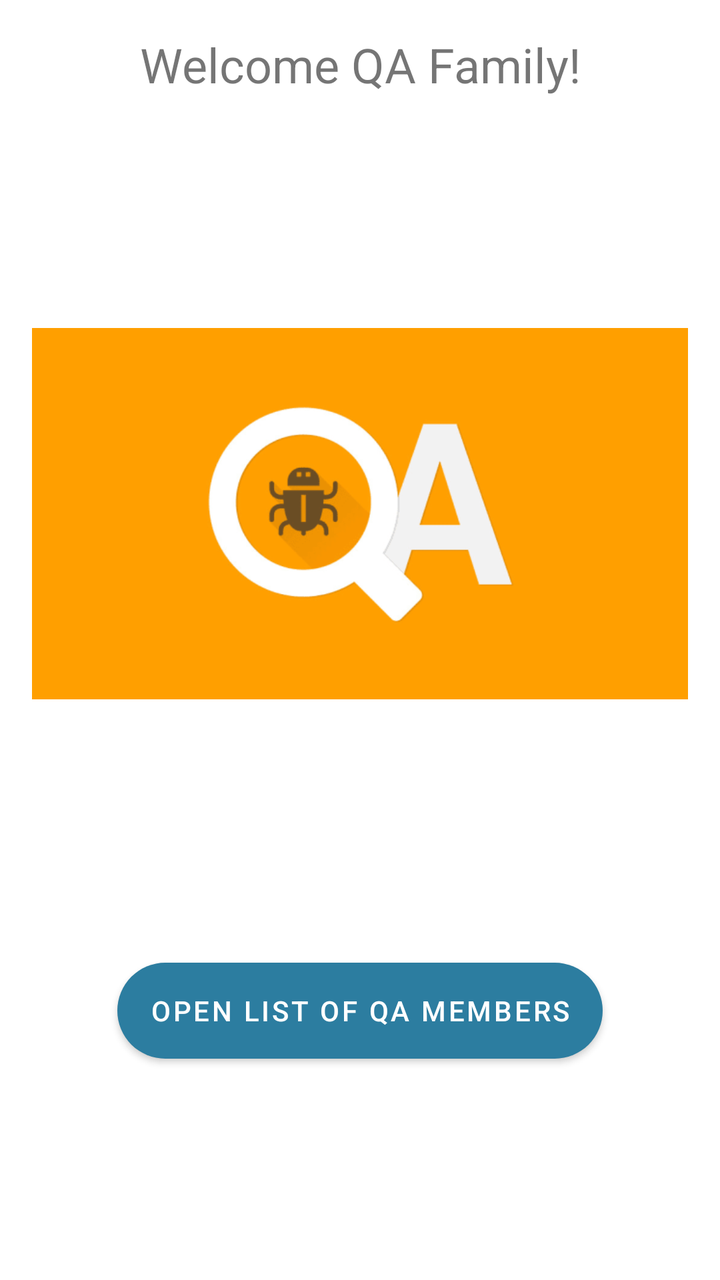
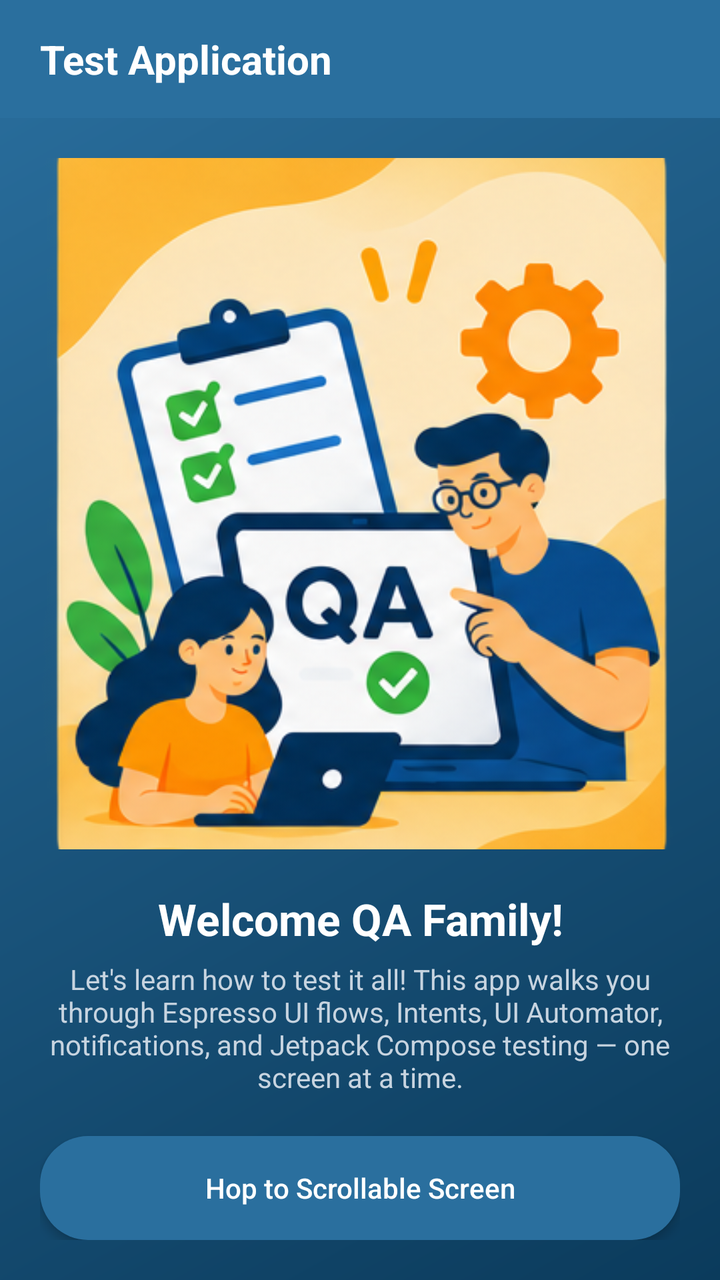

Compare the two renders of this Android layout. The source of the first and the diff that turns it into the second are given below.
<!-- AndroidManifest.xml: application theme Theme.TestApplication -->
<!-- res/layout/home_activity.xml -->
<?xml version="1.0" encoding="utf-8"?>
<LinearLayout xmlns:android="http://schemas.android.com/apk/res/android"
    android:layout_width="match_parent"
    android:layout_height="match_parent"
    android:orientation="vertical"
    android:padding="16dp">

    
    <TextView
        android:id="@+id/welcome_text"
        android:layout_width="wrap_content"
        android:layout_height="wrap_content"
        android:text="@string/welcome_qa_family"
        android:layout_gravity="center"
        android:textSize="24sp"
        android:textAlignment="center"
        android:layout_marginBottom="16dp"/>

    
    <ImageView
        android:id="@+id/image"
        android:layout_width="wrap_content"
        android:layout_height="wrap_content"
        android:src="@drawable/qa_bugs"
        android:layout_gravity="center" />

    <Button
        android:id="@+id/go_to_recycler_view_button"
        android:layout_width="wrap_content"
        android:layout_height="wrap_content"
        android:text="Open List of QA members"
        android:background="@drawable/round_corners"
        android:layout_gravity="center"
        android:layout_below="@id/image"
        android:layout_centerHorizontal="true"
        android:layout_marginTop="32dp"/>
</LinearLayout>
<!-- resources referenced by this layout -->
<resources>
  <!-- drawable qa_bugs: png bitmap (drawable, 9404 bytes) -->
  <!-- drawable round_corners (drawable) -->
  <?xml version="1.0" encoding="utf-8"?>
  <shape xmlns:android="http://schemas.android.com/apk/res/android">
      <corners android:radius="24dp" />
      <solid android:color="#ec6002" />
  </shape>
  <string name="welcome_qa_family">Welcome QA Family!</string>
  <style name="Theme.TestApplication" parent="Theme.MaterialComponents.DayNight.DarkActionBar">
          
          <item name="colorPrimary">@color/purple_500</item>
          <item name="colorPrimaryVariant">@color/purple_700</item>
          <item name="colorOnPrimary">@color/white</item>
          
          <item name="colorSecondary">@color/teal_200</item>
          <item name="colorSecondaryVariant">@color/teal_700</item>
          <item name="colorOnSecondary">@color/black</item>
          
          <item name="android:statusBarColor">?attr/colorPrimaryVariant</item>
          
      </style>
  <color name="purple_500">#2c7da0</color>
  <color name="purple_700">#013a63</color>
  <color name="white">#FFFFFFFF</color>
  <color name="teal_200">#FF03DAC5</color>
  <color name="teal_700">#FF018786</color>
  <color name="black">#FF000000</color>
</resources>

<!-- the commit's change to res/layout/home_activity.xml (unified diff, before → after) -->
@@ -2,36 +2,77 @@
 <LinearLayout xmlns:android="http://schemas.android.com/apk/res/android"
     android:layout_width="match_parent"
     android:layout_height="match_parent"
+    android:background="@drawable/login_background"
+    android:orientation="vertical">
+
+    <include layout="@layout/app_header" />
+
+    <LinearLayout
+        android:id="@+id/home_content"
+        android:layout_width="match_parent"
+        android:layout_height="0dp"
+        android:layout_weight="1"
+        android:orientation="vertical"
+        android:padding="20dp">
+
+        
+        <ImageView
+            android:id="@+id/image"
+            android:layout_width="match_parent"
+            android:layout_height="0dp"
+            android:layout_weight="1"
+            android:clipToOutline="true"
+            android:scaleType="centerCrop"
+            android:src="@drawable/qa_bugs" />
+
+        
+        <TextView
+            android:id="@+id/welcome_text"
+            android:layout_width="match_parent"
+            android:layout_height="wrap_content"
+            android:layout_marginTop="20dp"
+            android:text="@string/welcome_qa_family"
+            android:textAlignment="center"
+            android:textColor="@color/text_on_dark_primary"
+            android:textSize="22sp"
+            android:textStyle="bold" />
+
+        
+        <TextView
+            android:layout_width="match_parent"
+            android:layout_height="wrap_content"
+            android:layout_marginTop="6dp"
+            android:text="@string/home_learning_subtitle"
+            android:textAlignment="center"
+            android:textColor="@color/text_on_dark_secondary"
+            android:textSize="14sp" />
+
+        <Button
+            android:id="@+id/go_to_recycler_view_button"
+            style="@style/Widget.App.Button"
+            android:layout_width="match_parent"
+            android:layout_height="52dp"
+            android:layout_marginTop="20dp"
+            android:text="@string/scrollable_screen_btn_text" />
+    </LinearLayout>
+</LinearLayout>
+<!-- res/layout/app_header.xml (included above) -->
+<?xml version="1.0" encoding="utf-8"?>
+<LinearLayout xmlns:android="http://schemas.android.com/apk/res/android"
+    android:id="@+id/app_header"
+    android:layout_width="match_parent"
+    android:layout_height="wrap_content"
+    android:background="@color/purple_500"
     android:orientation="vertical"
-    android:padding="16dp">
+    android:paddingBottom="16dp">
 
-    
     <TextView
-        android:id="@+id/welcome_text"
         android:layout_width="wrap_content"
         android:layout_height="wrap_content"
-        android:text="@string/welcome_qa_family"
-        android:layout_gravity="center"
-        android:textSize="24sp"
-        android:textAlignment="center"
-        android:layout_marginBottom="16dp"/>
-
-    
-    <ImageView
-        android:id="@+id/image"
-        android:layout_width="wrap_content"
-        android:layout_height="wrap_content"
-        android:src="@drawable/qa_bugs"
-        android:layout_gravity="center" />
-
-    <Button
-        android:id="@+id/go_to_recycler_view_button"
-        android:layout_width="wrap_content"
-        android:layout_height="wrap_content"
-        android:text="Open List of QA members"
-        android:background="@drawable/round_corners"
-        android:layout_gravity="center"
-        android:layout_below="@id/image"
-        android:layout_centerHorizontal="true"
-        android:layout_marginTop="32dp"/>
+        android:layout_marginStart="20dp"
+        android:layout_marginTop="16dp"
+        android:text="@string/app_name"
+        android:textColor="@color/white"
+        android:textSize="20sp"
+        android:textStyle="bold" />
 </LinearLayout>
<!-- resource entries referenced after the edit -->
@@ -1,14 +1,34 @@
 <!-- resources referenced by this layout -->
 <resources>
-  <!-- drawable qa_bugs: png bitmap (drawable, 9404 bytes) -->
+  <!-- drawable qa_bugs: png bitmap (drawable, 300241 bytes) -->
+  <string name="app_name">Test Application</string>
+  <string name="home_learning_subtitle">Let\'s learn how to test it all! This app walks you through Espresso UI flows, Intents, UI Automator, notifications, and Jetpack Compose testing — one screen at a time.</string>
+  <string name="scrollable_screen_btn_text">Hop to Scrollable Screen</string>
   <!-- drawable round_corners (drawable) -->
   <?xml version="1.0" encoding="utf-8"?>
-  <shape xmlns:android="http://schemas.android.com/apk/res/android">
-      <corners android:radius="24dp" />
-      <solid android:color="#ec6002" />
-  </shape>
+  <selector xmlns:android="http://schemas.android.com/apk/res/android">
+      <item android:state_pressed="true">
+          <shape android:shape="rectangle">
+              <corners android:radius="24dp" />
+              <solid android:color="@color/accent_pressed" />
+          </shape>
+      </item>
+      <item>
+          <shape android:shape="rectangle">
+              <corners android:radius="24dp" />
+              <solid android:color="@color/accent" />
+          </shape>
+      </item>
+  </selector>
   <string name="welcome_qa_family">Welcome QA Family!</string>
-  <style name="Theme.TestApplication" parent="Theme.MaterialComponents.DayNight.DarkActionBar">
+  <style name="Widget.App.Button" parent="Widget.AppCompat.Button">
+          <item name="android:background">@drawable/round_corners</item>
+          <item name="android:textColor">@color/white</item>
+          <item name="android:textAllCaps">false</item>
+          <item name="android:elevation">3dp</item>
+          <item name="android:stateListAnimator">@null</item>
+      </style>
+  <style name="Theme.TestApplication" parent="Theme.MaterialComponents.DayNight.NoActionBar">
           
           <item name="colorPrimary">@color/purple_500</item>
           <item name="colorPrimaryVariant">@color/purple_700</item>
@@ -18,14 +38,38 @@
           <item name="colorSecondaryVariant">@color/teal_700</item>
           <item name="colorOnSecondary">@color/black</item>
           
+          <item name="colorSurface">@color/surface</item>
+          <item name="colorOnSurface">@color/text_primary</item>
+          <item name="colorError">@color/error</item>
+          <item name="android:windowBackground">@color/background</item>
+          <item name="android:textColorPrimary">@color/text_primary</item>
+          <item name="android:textColorSecondary">@color/text_secondary</item>
+          
           <item name="android:statusBarColor">?attr/colorPrimaryVariant</item>
-          
       </style>
-  <color name="purple_500">#2c7da0</color>
-  <color name="purple_700">#013a63</color>
+  <color name="purple_500">#2A6F9E</color>
+  <color name="text_on_dark_primary">#FFFFFFFF</color>
+  <color name="text_on_dark_secondary">#C7D4E0</color>
+  <color name="purple_700">#0B3B5C</color>
   <color name="white">#FFFFFFFF</color>
-  <color name="teal_200">#FF03DAC5</color>
-  <color name="teal_700">#FF018786</color>
+  <!-- drawable login_background (drawable) -->
+  <?xml version="1.0" encoding="utf-8"?>
+  <shape xmlns:android="http://schemas.android.com/apk/res/android"
+      android:shape="rectangle">
+      <gradient
+          android:angle="135"
+          android:startColor="@color/purple_700"
+          android:endColor="@color/purple_500" />
+  </shape>
+  <color name="teal_200">#4FD8C9</color>
+  <color name="teal_700">#0E7490</color>
   <color name="black">#FF000000</color>
+  <color name="surface">#FFFFFFFF</color>
+  <color name="text_primary">#1B1F24</color>
+  <color name="error">#D64545</color>
+  <color name="background">#F4F6F9</color>
+  <color name="text_secondary">#5B6472</color>
+  <color name="accent_pressed">#E6522F</color>
+  <color name="accent">#FF6B47</color>
 </resources>
 
